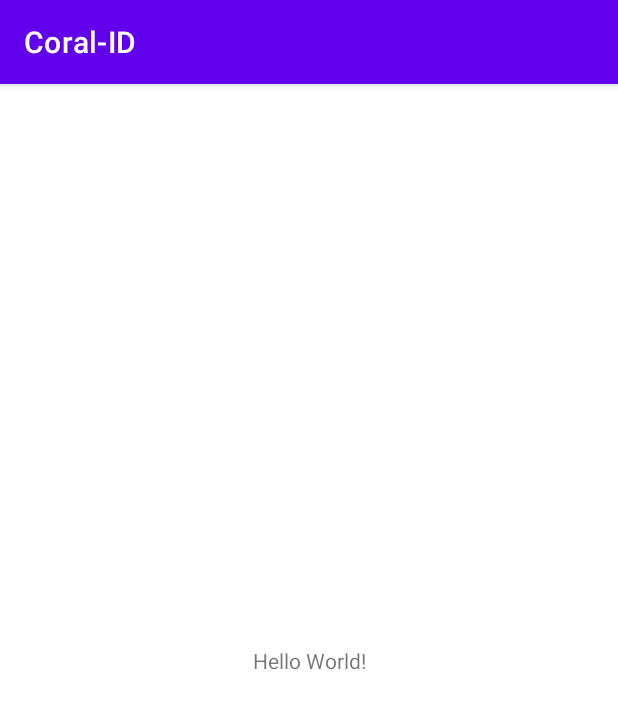
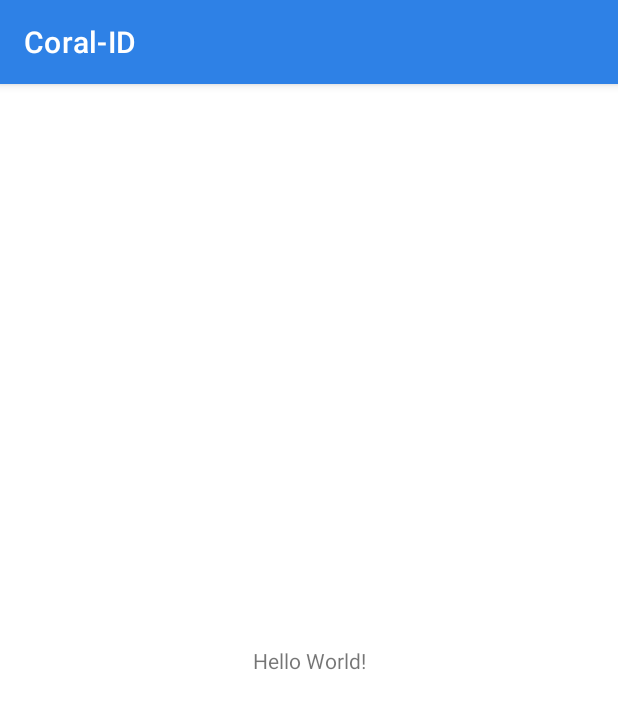
Before and after one commit to sayapakailinuxpak/Coral-ID, an Android app: the screen it shows after launch (HomeActivity), on a phone screen of 412 x 824 dp. Shown: the top 709 px of the screen. Run offline under Robolectric (Android 15) with nearby library versions, the phone set to English and light mode, and no system bars.

Commit message:
create view for scan result and styling the theme

```diff
--- a/mobile/app/build.gradle
+++ b/mobile/app/build.gradle
@@ -44,7 +44,8 @@ dependencies {
     implementation 'androidx.appcompat:appcompat:1.2.0'
     implementation 'com.google.android.material:material:1.3.0'
     implementation 'androidx.constraintlayout:constraintlayout:2.0.4'
-    testImplementation 'junit:junit:4.+'
+    implementation 'androidx.legacy:legacy-support-v4:1.0.0'
+    testImplementation 'junit:junit:4.13.2'
     androidTestImplementation 'androidx.test.ext:junit:1.1.2'
     androidTestImplementation 'androidx.test.espresso:espresso-core:3.3.0'
 
@@ -55,6 +56,9 @@ dependencies {
     // Glide
     implementation "com.github.bumptech.glide:glide:$glide_version"
     annotationProcessor "com.github.bumptech.glide:compiler:$glide_version"
+
+    //RoundedImageView
+    implementation "com.makeramen:roundedimageview:$roundedImageView"
 
     // ViewModel Dependency
     implementation "androidx.lifecycle:lifecycle-extensions:2.2.0"
--- /dev/null
+++ b/mobile/app/src/main/java/com/bangkitcapstone/coral_id/ui/result/ResultAdapter.kt
@@ -0,0 +1,5 @@
+package com.bangkitcapstone.coral_id.ui.result
+
+class ResultAdapter {
+
+}
--- a/mobile/app/src/main/res/values-night/themes.xml
+++ b/mobile/app/src/main/res/values-night/themes.xml
@@ -2,15 +2,15 @@
     <!-- Base application theme. -->
     <style name="Theme.CoralID" parent="Theme.MaterialComponents.DayNight.DarkActionBar">
         <!-- Primary brand color. -->
-        <item name="colorPrimary">@color/purple_200</item>
-        <item name="colorPrimaryVariant">@color/purple_700</item>
-        <item name="colorOnPrimary">@color/black</item>
+        <item name="colorPrimary">@color/primaryColor</item>
+        <item name="colorPrimaryVariant">@color/primaryDarkColor</item>
+        <item name="colorOnPrimary">@color/primaryTextColor</item>
         <!-- Secondary brand color. -->
-        <item name="colorSecondary">@color/teal_200</item>
-        <item name="colorSecondaryVariant">@color/teal_200</item>
-        <item name="colorOnSecondary">@color/black</item>
+        <item name="colorSecondary">@color/secondaryColor</item>
+        <item name="colorSecondaryVariant">@color/secondaryDarkColor</item>
+        <item name="colorOnSecondary">@color/secondaryTextColor</item>
         <!-- Status bar color. -->
-        <item name="android:statusBarColor" tools:targetApi="l">?attr/colorPrimaryVariant</item>
+        <item name="android:statusBarColor" tools:targetApi="l">@color/backgroundColor</item>
         <!-- Customize your theme here. -->
     </style>
 </resources>
--- a/mobile/app/src/main/res/values/colors.xml
+++ b/mobile/app/src/main/res/values/colors.xml
@@ -1,10 +1,13 @@
 <?xml version="1.0" encoding="utf-8"?>
 <resources>
-    <color name="purple_200">#FFBB86FC</color>
-    <color name="purple_500">#FF6200EE</color>
-    <color name="purple_700">#FF3700B3</color>
-    <color name="teal_200">#FF03DAC5</color>
-    <color name="teal_700">#FF018786</color>
-    <color name="black">#FF000000</color>
-    <color name="white">#FFFFFFFF</color>
+    <color name="primaryColor">#2e81e6</color>
+    <color name="primaryLightColor">#71b0ff</color>
+    <color name="primaryDarkColor">#0055b3</color>
+    <color name="secondaryColor">#6edb96</color>
+    <color name="secondaryLightColor">#a2ffc7</color>
+    <color name="secondaryDarkColor">#38a968</color>
+    <color name="primaryTextColor">#ffffff</color>
+    <color name="secondaryTextColor">#000000</color>
+    <color name="backgroundColor">#fafafa</color>
+    <color name="jetBlack">#333333</color>
 </resources>
--- a/mobile/app/src/main/res/values/strings.xml
+++ b/mobile/app/src/main/res/values/strings.xml
@@ -1,3 +1,9 @@
 <resources>
     <string name="app_name">Coral-ID</string>
+    <!-- TODO: Remove or change this placeholder text -->
+    <string name="hello_blank_fragment">Hello blank fragment</string>
+    <string name="result">Result</string>
+    <string name="hard_coral">HARD CORAL</string>
+    <string name="acropora_brueggemanni">Acropora brueggemanni</string>
+    <string name="button_coral_detail">Button coral detail</string>
 </resources>
--- a/mobile/app/src/main/res/values/themes.xml
+++ b/mobile/app/src/main/res/values/themes.xml
@@ -2,15 +2,32 @@
     <!-- Base application theme. -->
     <style name="Theme.CoralID" parent="Theme.MaterialComponents.DayNight.DarkActionBar">
         <!-- Primary brand color. -->
-        <item name="colorPrimary">@color/purple_500</item>
-        <item name="colorPrimaryVariant">@color/purple_700</item>
-        <item name="colorOnPrimary">@color/white</item>
+        <item name="colorPrimary">@color/primaryColor</item>
+        <item name="colorPrimaryVariant">@color/primaryLightColor</item>
+        <item name="colorOnPrimary">@color/primaryTextColor</item>
         <!-- Secondary brand color. -->
-        <item name="colorSecondary">@color/teal_200</item>
-        <item name="colorSecondaryVariant">@color/teal_700</item>
-        <item name="colorOnSecondary">@color/black</item>
+        <item name="colorSecondary">@color/secondaryColor</item>
+        <item name="colorSecondaryVariant">@color/secondaryLightColor</item>
+        <item name="colorOnSecondary">@color/secondaryTextColor</item>
         <!-- Status bar color. -->
-        <item name="android:statusBarColor" tools:targetApi="l">?attr/colorPrimaryVariant</item>
+        <item name="android:statusBarColor" tools:targetApi="l">@color/backgroundColor</item>
         <!-- Customize your theme here. -->
     </style>
+
+    <style name="Widget.Coral_ID.Toolbar" parent="Widget.MaterialComponents.Toolbar">
+        <item name="android:background">@color/backgroundColor</item>
+        <item name="titleTextAppearance">@style/TextAppearance.Coral_ID.Toolbar</item>
+    </style>
+
+    <style name="TextAppearance.Coral_ID.Toolbar" parent="TextAppearance.MaterialComponents.Headline5">
+        <item name="fontFamily">@font/poppins_medium</item>
+        <item name="android:textSize">19sp</item>
+        <item name="android:textColor">@color/secondaryTextColor</item>
+    </style>
+
+    <style name="TextAppearance.Coral_ID.Card" parent="TextAppearance.MaterialComponents.Subtitle1">
+        <item name="fontFamily">@font/poppins_regular</item>
+        <item name="android:textColor">@color/secondaryTextColor</item>
+    </style>
+
 </resources>
--- a/mobile/build.gradle
+++ b/mobile/build.gradle
@@ -34,6 +34,7 @@ ext {
     room_version = "2.3.0"
     dagger_version = "2.27"
     nav_version = "2.3.5"
+    roundedImageView = "2.3.0"
 }
 
 task clean(type: Delete) {
```
Also changed, not shown: mobile/app/src/main/java/com/bangkitcapstone/coral_id/ui/result/ResultFragment.kt (added, +34 -0 lines), mobile/app/src/main/res/drawable/ic_button_detail.xml (added, +16 -0 lines), mobile/app/src/main/res/drawable/ic_close.xml (added, +20 -0 lines), mobile/app/src/main/res/layout/fragment_result.xml (added, +47 -0 lines), mobile/app/src/main/res/layout/item_result.xml (added, +66 -0 lines), mobile/app/src/main/res/font/nunito_regular.ttf (added), mobile/app/src/main/res/font/nunito_semi_bold.ttf (added), mobile/app/src/main/res/font/poppins_medium.ttf (added), mobile/app/src/main/res/font/poppins_regular.ttf (added).
